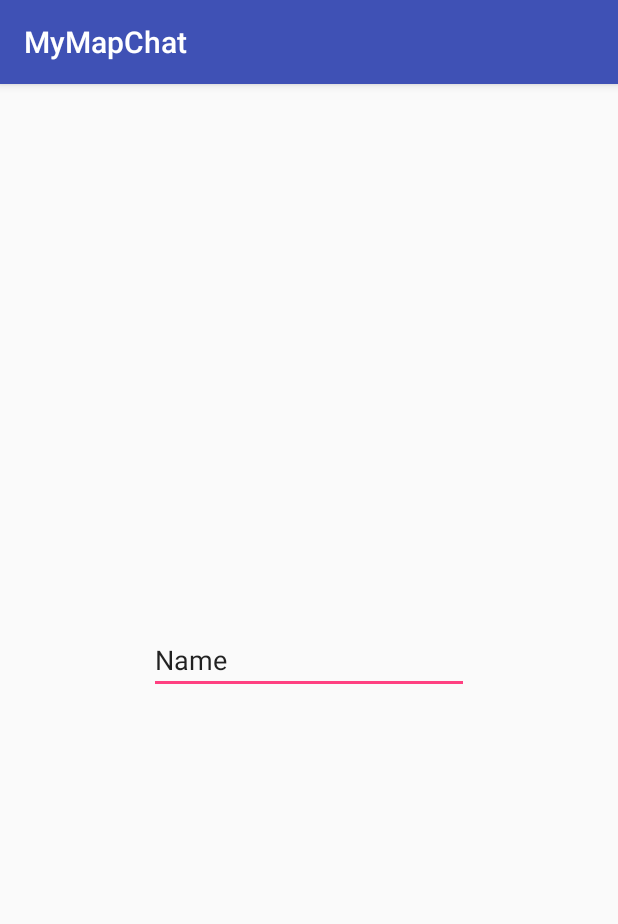
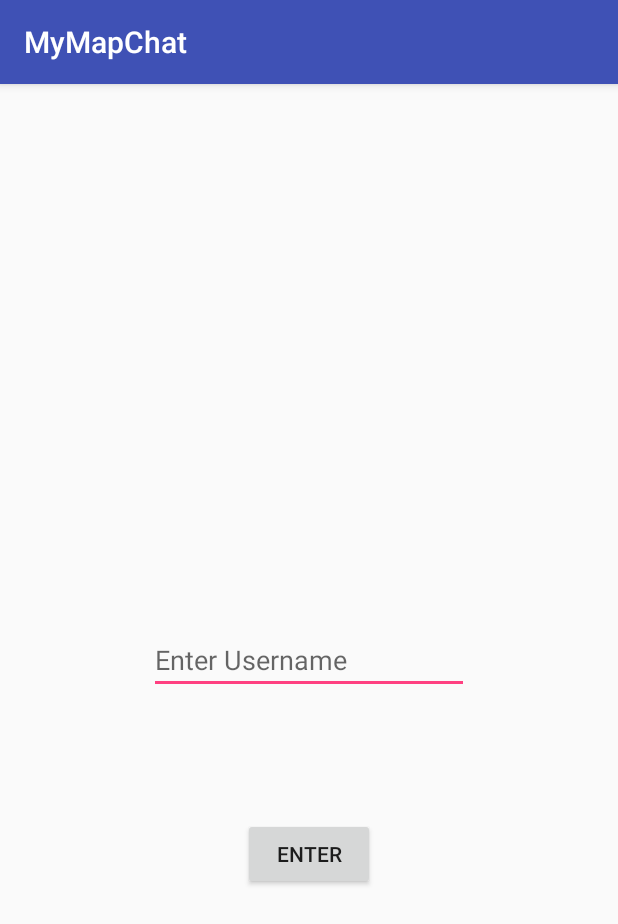
Before and after one commit to DaveSeverns/MyMapChat, an Android app: the screen it shows after launch (RegisterActivity), on a phone screen of 412 x 824 dp. Shown: the top 924 px of the screen. Run offline under Robolectric (Android 15) with nearby library versions, the phone set to English and light mode, and no system bars; libraries missing offline, so code that uses them is left out: io.realm.

Commit message:
documentation lead me astray

```diff
--- a/app/build.gradle
+++ b/app/build.gradle
@@ -26,13 +26,13 @@ android {
 
 }
 
-realm{
+realm {
     syncEnabled = true
 }
 
 dependencies {
     implementation fileTree(dir: 'libs', include: ['*.jar'])
-    implementation"org.jetbrains.kotlin:kotlin-stdlib-jre7:$kotlin_version"
+    implementation "org.jetbrains.kotlin:kotlin-stdlib-jre7:$kotlin_version"
     implementation 'com.android.support:appcompat-v7:26.1.0'
     implementation 'com.android.support.constraint:constraint-layout:1.0.2'
     testImplementation 'junit:junit:4.12'
--- a/app/src/main/AndroidManifest.xml
+++ b/app/src/main/AndroidManifest.xml
@@ -16,6 +16,7 @@
                 <category android:name="android.intent.category.LAUNCHER" />
             </intent-filter>
         </activity>
+        <activity android:name=".ChatActivity"></activity>
     </application>
 
 </manifest>
--- a/app/src/main/res/layout/activity_register.xml
+++ b/app/src/main/res/layout/activity_register.xml
@@ -8,7 +8,7 @@
 
 
     <EditText
-        android:id="@+id/editText"
+        android:id="@+id/enterName"
         android:layout_width="wrap_content"
         android:layout_height="wrap_content"
         android:layout_marginBottom="8dp"
@@ -16,10 +16,25 @@
         android:layout_marginStart="8dp"
         android:layout_marginTop="8dp"
         android:ems="10"
+        android:hint="@string/enter_username"
         android:inputType="textPersonName"
-        android:text="Name"
         app:layout_constraintBottom_toBottomOf="parent"
         app:layout_constraintEnd_toEndOf="parent"
         app:layout_constraintStart_toStartOf="parent"
         app:layout_constraintTop_toTopOf="parent" />
+
+    <Button
+        android:id="@+id/enter_name_button"
+        android:layout_width="wrap_content"
+        android:layout_height="wrap_content"
+        android:layout_marginBottom="8dp"
+        android:layout_marginEnd="8dp"
+        android:layout_marginStart="8dp"
+        android:layout_marginTop="8dp"
+        android:text="@string/enter"
+        app:layout_constraintBottom_toBottomOf="parent"
+        app:layout_constraintEnd_toEndOf="parent"
+        app:layout_constraintStart_toStartOf="parent"
+        app:layout_constraintTop_toBottomOf="@+id/enterName"
+        app:layout_constraintVertical_bias="0.25" />
 </android.support.constraint.ConstraintLayout>
--- a/app/src/main/res/layout/user_card_layout.xml
+++ b/app/src/main/res/layout/user_card_layout.xml
@@ -26,7 +26,7 @@
 
 
             <TextView
-                android:id="@+id/UserText"
+                android:id="@+id/user_text"
                 android:layout_width="220dp"
                 android:layout_height="101dp"
                 android:layout_weight=".7"
--- a/app/src/main/res/values/strings.xml
+++ b/app/src/main/res/values/strings.xml
@@ -2,4 +2,9 @@
     <string name="app_name">MyMapChat</string>
     <string name="realm_name">users.realm</string>
     <string name="enter_name_label">Enter Name:</string>
+    <string name="enter_username">Enter Username</string>
+    <string name="enter">Enter</string>
+
+    <!-- TODO: Remove or change this placeholder text -->
+    <string name="hello_blank_fragment">Hello blank fragment</string>
 </resources>
--- a/build.gradle
+++ b/build.gradle
@@ -1,7 +1,7 @@
 // Top-level build file where you can add configuration options common to all sub-projects/modules.
 
 buildscript {
-    ext.kotlin_version = '1.2.21'
+    ext.kotlin_version = '1.2.30'
     repositories {
         google()
         jcenter()
```
Also changed, not shown: app/src/main/java/com/sevdev/mymapchat/Adapters/RecyclerAdapter.kt (added, +44 -0 lines), app/src/main/java/com/sevdev/mymapchat/ChatActivity.kt (added, +12 -0 lines), app/src/main/java/com/sevdev/mymapchat/ChatListFragment.kt (added, +115 -0 lines), app/src/main/java/com/sevdev/mymapchat/RegisterActivity.kt (+7 -19 lines), app/src/main/res/layout/activity_chat.xml (added, +23 -0 lines), app/src/main/res/layout/fragment_chat_list.xml (added, +13 -0 lines).
